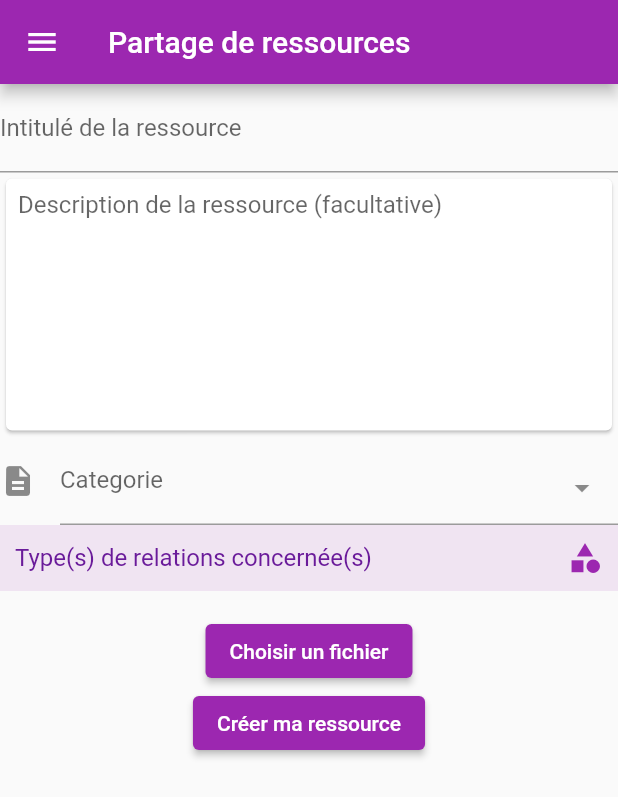
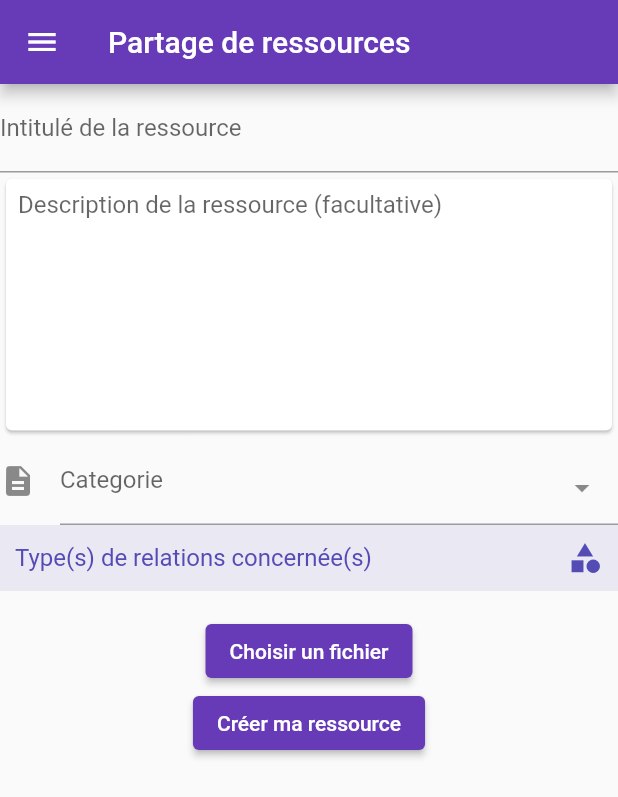
Before and after one commit to iliesbenyahia/skidfront, a Flutter app: the ressource screen opened by its route, in the side drawer, after a tap on "Partager une ressource", on a phone screen of 412 x 824 dp. Shown: the top 797 px of the screen. Run offline on Flutter 3.47's test engine with Material 2 defaults, Android fonts, the phone set to English and light mode, and no system bars; drawn by our look-alikes of multi_select_flutter, select_form_field; our stand-ins replace dio, dropdown_button2, file_picker, open_file, shared_preferences, sn_progress_dialog; missing offline and left inert: flowder; accounts and stored records are empty; network calls fail.

Commit message:
ajout logo

```diff
--- a/lib/components/loginForm.dart
+++ b/lib/components/loginForm.dart
@@ -123,7 +123,7 @@ class _loginFormState extends State<loginForm> {
                           child: Text("Je m'inscris !",
                           style: TextStyle(
                             decoration: TextDecoration.underline,
-                            color: Colors.purple,
+                            color: Color(0xff544cb4),
                           ),),
                           onTap: () {
                               Navigator.pop(context);
--- a/lib/components/logo.dart
+++ b/lib/components/logo.dart
@@ -8,11 +8,12 @@ class primaryLogo extends StatelessWidget {
     return RichText(
       text: TextSpan(
         text: 'Ressources ',
-        style: TextStyle(fontSize: 40, color: Colors.purple),
+        style: TextStyle(fontSize: 40, color: Color(0xff544cb4)),
         children: <TextSpan>[
           TextSpan(text: 'Relationnelles', style: TextStyle(fontWeight: FontWeight.bold, fontSize: 40)),
         ],
       ),
+      textAlign: TextAlign.center,
     );
   }
 }
--- a/lib/components/menu.dart
+++ b/lib/components/menu.dart
@@ -47,15 +47,28 @@ class _MenuState extends State<Menu> {
               // Important: Remove any padding from the ListView.
               padding: EdgeInsets.zero,
               children: [
-                DrawerHeader(
-                  decoration: BoxDecoration(
-                  ),
-                  child: Column(children: [
-                    primaryLogo(),
-                   // Text(mail + " " + firstname + " " + lastname)
-                  ],),
+              SizedBox(
+              height: 258,
+              child: DrawerHeader(
+                decoration: BoxDecoration(
                 ),
+                child: Column(children: [
+                  Image.asset("assets/skidlogo.png",scale: 3,),
+                  primaryLogo(),
+                ],
+                mainAxisAlignment: MainAxisAlignment.center,
+                  crossAxisAlignment: CrossAxisAlignment.center,
+                  // Text(mail + " " + firstname + " " + lastname)
+                ),
+                margin: EdgeInsets.all(5),
+                padding: EdgeInsets.all(0.0),
+              ),
+
+              ),
+
+
                 ListTile(
+                  leading: Icon(Icons.account_circle_outlined),
                   title: const Text('Mon compte'),
                   onTap: () {
                     // Update the state of the app
@@ -65,6 +78,7 @@ class _MenuState extends State<Menu> {
                   },
                 ),
                 ListTile(
+                  leading: Icon(Icons.search),
                   title: const Text('Trouver une ressource'),
                   onTap: () {
                     // Update the state of the app
@@ -75,6 +89,7 @@ class _MenuState extends State<Menu> {
                   },
                 ),
                 ListTile(
+                  leading: Icon(Icons.drive_folder_upload),
                   title: const Text('Partager une ressource'),
                   onTap: () {
                     // Update the state of the app
@@ -82,6 +97,28 @@ class _MenuState extends State<Menu> {
                     // Then close the drawer
                     Navigator.pop(context);
                     Navigator.pushNamed(context, '/upload');
+                  },
+                ),
+                ListTile(
+                  leading: Icon(Icons.bookmark_border),
+                  title: const Text('Mes ressources'),
+                  onTap: () {
+                    // Update the state of the app
+                    // ...
+                    // Then close the drawer
+                    Navigator.pop(context);
+                    Navigator.pushNamed(context, '/ressource');
+                  },
+                ),
+                ListTile(
+                  leading: Icon(Icons.favorite_outlined),
+                  title: const Text('Mes favoris'),
+                  onTap: () {
+                    // Update the state of the app
+                    // ...
+                    // Then close the drawer
+                    Navigator.pop(context);
+                    Navigator.pushNamed(context, '/ressource');
                   },
                 ),
                 ListTile(
@@ -97,6 +134,7 @@ class _MenuState extends State<Menu> {
 
               ],
             ),
+
           );
         }
       },
--- a/lib/components/ressourcesRelationshipsBadges.dart
+++ b/lib/components/ressourcesRelationshipsBadges.dart
@@ -1,5 +1,6 @@
 import 'package:flutter/material.dart';
 import '../data/models/ressource.dart';
+
 import '../data/models/relationship.dart';
 
 class relationshipBadges extends StatefulWidget {
@@ -18,7 +19,7 @@ class _relationshipBadgesState extends State<relationshipBadges> {
         badges.add(
             Chip(
               padding: EdgeInsets.all(0),
-              backgroundColor: Colors.purple,
+              backgroundColor: Color(0xff544cb4),
               label: Text(rel.label, style: TextStyle(color: Colors.white)),
           ));
     }
--- a/lib/components/uploadFormWidgets/ressourceRelations.dart
+++ b/lib/components/uploadFormWidgets/ressourceRelations.dart
@@ -73,23 +73,23 @@ class _ressourcesRelationshipsState extends State<ressourcesRelationships> {
 
           return MultiSelectDialogField(items: items,
             title: Text("Relation(s) concernée(s)"),
-            selectedColor: Colors.purple,
+            selectedColor: Color(0xff544cb4),
             decoration: BoxDecoration(
-              color: Colors.purple.withOpacity(0.1),
+              color: Color(0xff544cb4).withOpacity(0.1),
               //borderRadius: BorderRadius.all(Radius.circular(40)),
               // border: Border.all(
-              //   color: Colors.purple,
+              //   color: Color(0xff544cb4),
               //   width: 2,
               // ),
             ),
             buttonIcon: Icon(
               Icons.category,
-              color: Colors.purple,
+              color: Color(0xff544cb4),
             ),
             buttonText: Text(
               "Type(s) de relations concernée(s)",
               style: TextStyle(
-                color: Colors.purple[800],
+                color: Color(0xff544cb4),
                 fontSize: 16,
               ),
             ),
@@ -157,23 +157,23 @@ class _ressourcesRelationshipsState extends State<ressourcesRelationships> {
             List<Map<String, dynamic>> relationships = [];
             return MultiSelectDialogField(items: items,
               title: Text("Relation(s) concernée(s)"),
-              selectedColor: Colors.purple,
+              selectedColor: Color(0xff544cb4),
               decoration: BoxDecoration(
-                color: Colors.purple.withOpacity(0.1),
+                color: Color(0xff544cb4).withOpacity(0.1),
                 //borderRadius: BorderRadius.all(Radius.circular(40)),
                 // border: Border.all(
-                //   color: Colors.purple,
+                //   color: Color(0xff544cb4),
                 //   width: 2,
                 // ),
               ),
               buttonIcon: Icon(
                 Icons.category,
-                color: Colors.purple,
+                color: Color(0xff544cb4),
               ),
               buttonText: Text(
                 "Type(s) de relations concernée(s)",
                 style: TextStyle(
-                  color: Colors.purple[800],
+                  color: Color(0xff544cb4)[800],
                   fontSize: 16,
                 ),
               ),
--- a/lib/helpers/fileHelper.dart
+++ b/lib/helpers/fileHelper.dart
@@ -36,7 +36,7 @@ class fileHelper{
       progressDialog.show(
         max: 100,
         progressType: ProgressType.normal,
-        progressValueColor: Colors.purple,
+        progressValueColor: Color(0xff544cb4),
         progressBgColor: Colors.white70,
         msg: 'Création de la ressource en cours',
         msgMaxLines: 2,
--- a/lib/main.dart
+++ b/lib/main.dart
@@ -45,8 +45,8 @@ class MyApp extends StatelessWidget {
     '/signup' : (context) => const signUp(),
     },
     theme: ThemeData(
-    primarySwatch: Colors.purple,
-    primaryColor: Colors.purple
+    primarySwatch: Colors.deepPurple,
+    primaryColor: Color(0xff544cb4)
     ),
     ));
   }
--- a/lib/screens/login.dart
+++ b/lib/screens/login.dart
@@ -16,6 +16,7 @@ class _loginScreenState extends State<loginScreen> {
       body: Column(
         mainAxisAlignment: MainAxisAlignment.center,
         children: <Widget>[
+          Image.asset("assets/skid.png", height: 150, width: 150,),
           primaryLogo(),
           loginForm(),
 
--- a/lib/screens/ressource.dart
+++ b/lib/screens/ressource.dart
@@ -101,7 +101,7 @@ class _ressourceState extends State<ressource> {
                   IconButton(
                     icon : Icon(
                       Icons.report,
-                      color: Colors.purple,
+                      color: Color(0xff544cb4),
                     ),
                     onPressed: () {},
                     iconSize: 50,
@@ -110,7 +110,7 @@ class _ressourceState extends State<ressource> {
                   IconButton(
                     icon : Icon(
                       ressourceCard.getRessource!.isFav == 1 ? Icons.star_outlined : Icons.star_border,
-                      color: ressourceCard.getRessource!.isFav == 1 ? Colors.yellow : Colors.purple,
+                      color: ressourceCard.getRessource!.isFav == 1 ? Colors.yellow : Color(0xff544cb4),
                     ),
                     onPressed: () async {
                       if(ressourceCard.getRessource!.isFav == 1){
@@ -153,7 +153,7 @@ class _ressourceState extends State<ressource> {
                   IconButton(
                     icon : Icon(
                       Icons.download_outlined,
-                      color: Colors.purple,
+                      color: Color(0xff544cb4),
                     ),
                     onPressed: () async {
 
@@ -173,7 +173,7 @@ class _ressourceState extends State<ressource> {
                             msgMaxLines: 2,
                             progressType: ProgressType.normal,
                             completed: Completed(completedMsg: "Ressource téléchargée !"),
-                            progressValueColor: Colors.purple,
+                            progressValueColor: Color(0xff544cb4),
                             progressBgColor: Colors.white70,
 
                         );
@@ -212,7 +212,7 @@ class _ressourceState extends State<ressource> {
                   IconButton(
                     icon : Icon(
                       Icons.comment,
-                      color: Colors.purple,
+                      color: Color(0xff544cb4),
                     ),
                     onPressed: () {},
                     iconSize: 50,
```
Also changed, not shown: lib/components/ressourcePreview.dart (+18 -7 lines), lib/components/ressourcesActions.dart (+4 -4 lines), lib/screens/ressourcesSearch.dart (+12 -1 lines), pubspec.yaml (+4 -7 lines), assets/skid.png (added), assets/skidlogo.png (added), pubspec.lock.
